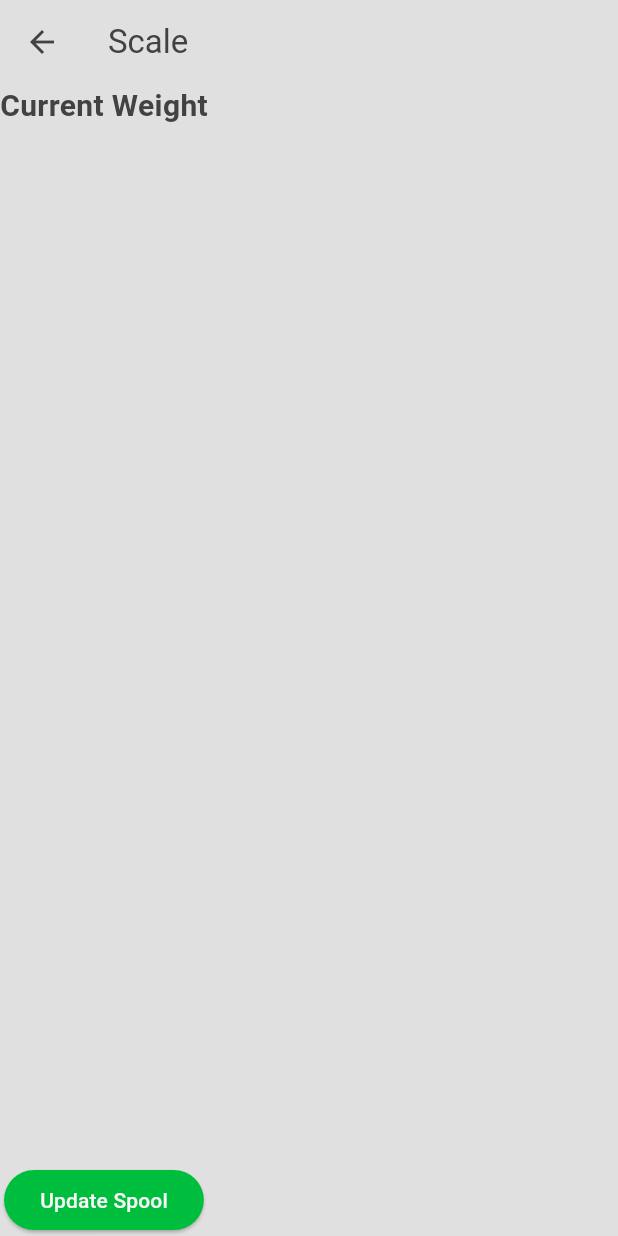
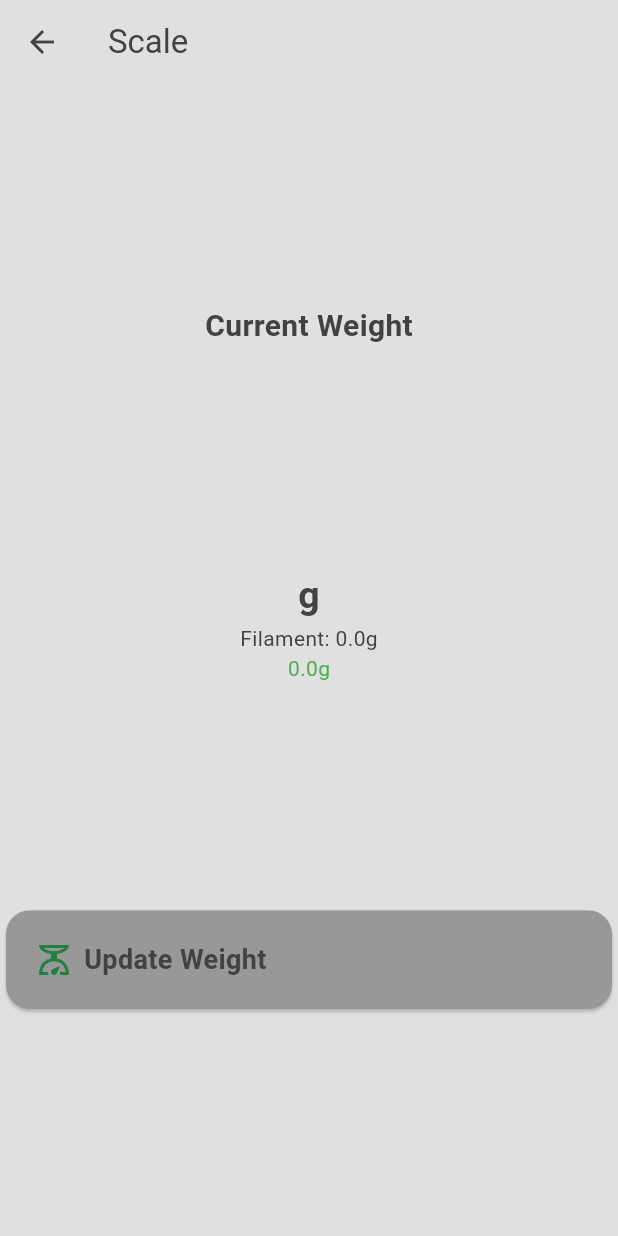
Before and after one commit to RosdasHH/bamscan, a Flutter app: the FilamentViewScreen screen opened directly with empty values, after a tap on "Weight", on a phone screen of 412 x 824 dp. Run offline on Flutter 3.47's test engine with Material 3 defaults, Android fonts, the phone set to English and light mode, and no system bars; our stand-ins replace flutter_blue_plus, flutter_secure_storage, flutter_svg, introduction_screen, material_design_icons_flutter, package_info_plus and 3 more; missing offline and left inert: fuzzy, mobile_scanner, nfc_manager; accounts and stored records are empty; network calls fail.

Commit message:
Assign Scale weight to bambuddy, autoconnect

```diff
--- a/lib/services/ble.dart
+++ b/lib/services/ble.dart
@@ -26,7 +26,7 @@ class Ble extends ChangeNotifier with WidgetsBindingObserver {
 
     controller.onListen = () {
       if (!FlutterBluePlus.isScanningNow) {
-        FlutterBluePlus.startScan(timeout: const Duration(seconds: 15), androidUsesFineLocation: true);
+        FlutterBluePlus.startScan(timeout: const Duration(seconds: 15), androidUsesFineLocation: true, withServices: [Guid("ffb0")]);
       }
 
       scanSub = FlutterBluePlus.onScanResults.listen((res) {
--- a/lib/widgets/filament_view.dart
+++ b/lib/widgets/filament_view.dart
@@ -1,14 +1,8 @@
-import 'dart:async';
-
 import 'package:auto_size_text/auto_size_text.dart';
-import 'package:bamscan/animation/ble_animation.dart';
-import 'package:bamscan/classes/scale.dart';
 import 'package:bamscan/classes/spool.dart';
 import 'package:bamscan/helper/showsnackbar.dart';
 import 'package:bamscan/provider/available_filaments.dart';
-import 'package:bamscan/services/ble.dart';
 import 'package:bamscan/services/device_capabilities.dart';
-import 'package:bamscan/services/scale_service.dart';
 import 'package:bamscan/theme/app_theme.dart';
 import 'package:bamscan/utils/ams_number_letter.dart';
 import 'package:bamscan/utils/color.dart';
@@ -18,6 +12,7 @@ import 'package:bamscan/widgets/button.dart';
 import 'package:bamscan/widgets/infocard.dart';
 import 'package:bamscan/widgets/nfc_read_page.dart';
 import 'package:bamscan/widgets/qrscan.dart';
+import 'package:bamscan/widgets/scale_screen.dart';
 import 'package:bamscan/widgets/textinput.dart';
 import 'package:flutter/material.dart';
 import 'package:material_design_icons_flutter/material_design_icons_flutter.dart';
@@ -34,11 +29,6 @@ class FilamentView extends StatefulWidget {
 }
 
 class FilamentViewState extends State<FilamentView> {
-  @override
-  void initState() {
-    super.initState();
-  }
-
   @override
   Widget build(BuildContext context) {
     final spools = context.watch<AvailableFilaments>();
@@ -92,7 +82,7 @@ class FilamentViewState extends State<FilamentView> {
               title: "Weight",
               value: "${spool.labelWeight - spool.weightUsed}/${spool.labelWeight}",
               progress: (spool.labelWeight - spool.weightUsed) / spool.labelWeight,
-              more: WeightMeasure(),
+              more: WeightMeasure(spool: spool),
             ),
             Divider(height: 5, indent: 20, endIndent: 20),
             InfoCard(
@@ -164,67 +154,6 @@ class FilamentViewState extends State<FilamentView> {
           ],
         ),
       ),
-    );
-  }
-}
-
-class WeightMeasure extends StatefulWidget {
-  const WeightMeasure({super.key});
-
-  @override
-  State<WeightMeasure> createState() => _WeightMeasureState();
-}
-
-class _WeightMeasureState extends State<WeightMeasure> {
-  StreamSubscription? sub;
-  Scale? scale;
-  @override
-  void initState() {
-    super.initState();
-    Ble().connect();
-    sub = ScaleService().stream.listen((value) {
-      setState(() {
-        scale = value;
-      });
-    });
-  }
-
-  @override
-  void dispose() {
-    sub?.cancel();
-    super.dispose();
-  }
-
-  @override
-  Widget build(BuildContext context) {
-    final ble = context.watch<Ble>();
-    return Scaffold(
-      appBar: AppBar(title: Text("Scale")),
-      body: ble.isConnecting
-          ? ScaleLoading()
-          : Column(
-              mainAxisSize: MainAxisSize.max,
-              mainAxisAlignment: MainAxisAlignment.spaceBetween,
-              crossAxisAlignment: CrossAxisAlignment.center,
-              children: [
-                Text("Current Weight", style: TextStyle(fontWeight: FontWeight.bold, fontSize: 20)),
-                Text(scale?.weight.toString() ?? ""),
-                Button(onPressed: () {}, child: Text("Update Spool")),
-              ],
-            ),
-    );
-  }
-}
-
-class ScaleLoading extends StatelessWidget {
-  const ScaleLoading({super.key});
-
-  @override
-  Widget build(BuildContext context) {
-    return Column(
-      mainAxisSize: MainAxisSize.max,
-      mainAxisAlignment: MainAxisAlignment.center,
-      children: [Text("Connecting Scale"), BleAnimation(), Text("Please turn on your scale and let it connect.")],
     );
   }
 }
--- a/lib/widgets/infocard.dart
+++ b/lib/widgets/infocard.dart
@@ -15,6 +15,7 @@ class InfoCard extends StatefulWidget {
     this.spool,
     this.height = 70,
     this.subtitle,
+    this.disabled = false,
   });
   final IconData icon;
   final String title;
@@ -26,6 +27,7 @@ class InfoCard extends StatefulWidget {
   final String? apiname;
   final Spool? spool;
   final int height;
+  final bool disabled;
 
   @override
   State<InfoCard> createState() => _InfoCardState();
@@ -191,6 +193,16 @@ class _InfoCardState extends State<InfoCard> {
                       ),
                     ),
                   ),
+                  if (widget.disabled)
+                    Positioned.fill(
+                      child: ClipRRect(
+                        borderRadius: BorderRadius.circular(16),
+                        child: Align(
+                          alignment: Alignment.centerLeft,
+                          child: SizedBox(child: Container(color: context.appColor.primaryText.withValues(alpha: 0.5))),
+                        ),
+                      ),
+                    ),
                 ],
               ),
             ),
--- /dev/null
+++ b/lib/widgets/scale_screen.dart
@@ -0,0 +1,105 @@
+import 'dart:async';
+
+import 'package:bamscan/animation/ble_animation.dart';
+import 'package:bamscan/classes/scale.dart';
+import 'package:bamscan/classes/spool.dart';
+import 'package:bamscan/provider/available_filaments.dart';
+import 'package:bamscan/services/ble.dart';
+import 'package:bamscan/services/scale_service.dart';
+import 'package:bamscan/theme/app_theme.dart';
+import 'package:bamscan/widgets/infocard.dart';
+import 'package:flutter/material.dart';
+import 'package:provider/provider.dart';
+
+class WeightMeasure extends StatefulWidget {
+  const WeightMeasure({super.key, required this.spool});
+  final Spool spool;
+
+  @override
+  State<WeightMeasure> createState() => _WeightMeasureState();
+}
+
+class _WeightMeasureState extends State<WeightMeasure> {
+  StreamSubscription? sub;
+  Scale? scale;
+  @override
+  void initState() {
+    super.initState();
+    if (Ble().connectedDevice == null) Ble().connect();
+    sub = ScaleService().stream.listen((value) {
+      setState(() {
+        scale = value;
+      });
+    });
+  }
+
+  @override
+  void dispose() {
+    sub?.cancel();
+    super.dispose();
+  }
+
+  @override
+  Widget build(BuildContext context) {
+    final ble = context.watch<Ble>();
+    late double filamentWeight = 0.0;
+    late double weightDifference = 0.0;
+    if (!ble.isConnecting && ble.connectedDevice == null) {
+      ble.connect();
+    }
+    if (scale != null) {
+      filamentWeight = double.parse((scale!.weight - widget.spool.coreWeight).toStringAsFixed(1));
+      weightDifference = double.parse((filamentWeight - (widget.spool.labelWeight - widget.spool.weightUsed)).toStringAsFixed(1));
+    }
+    return Scaffold(
+      appBar: AppBar(title: Text("Scale")),
+      body: ble.isConnecting
+          ? ScaleLoading()
+          : Center(
+              child: Column(
+                mainAxisSize: MainAxisSize.max,
+                mainAxisAlignment: MainAxisAlignment.spaceEvenly,
+                crossAxisAlignment: CrossAxisAlignment.center,
+                children: [
+                  Text("Current Weight", style: TextStyle(fontWeight: FontWeight.bold, fontSize: 20)),
+                  Column(
+                    children: [
+                      Text("${scale?.weight.toString() ?? ""}g", style: TextStyle(fontSize: 25, fontWeight: FontWeight.bold)),
+                      Text("Filament: ${filamentWeight.toString()}g"),
+                      Text("${weightDifference.toString()}g", style: TextStyle(color: weightDifference >= 0 ? context.appColor.success : context.appColor.error)),
+                    ],
+                  ),
+                  InfoCard(
+                    title: "Update Weight",
+                    icon: Icons.scale_outlined,
+                    disabled: !(scale?.isStable ?? false),
+                    onTap: () async {
+                      if (scale?.weight == null) return;
+                      AvailableFilaments availableFilaments = context.read<AvailableFilaments>();
+                      await availableFilaments.patchSpool(widget.spool.id.toString(), {
+                        "weight_used": (widget.spool.labelWeight - filamentWeight).toString(),
+                        "last_weighed_at": DateTime.now().toString(),
+                      });
+                      if (!context.mounted) return;
+                      Navigator.pop(context);
+                    },
+                  ),
+                ],
+              ),
+            ),
+    );
+  }
+}
+
+class ScaleLoading extends StatelessWidget {
+  const ScaleLoading({super.key});
+
+  @override
+  Widget build(BuildContext context) {
+    return Column(
+      mainAxisSize: MainAxisSize.max,
+      mainAxisAlignment: MainAxisAlignment.center,
+      children: [Text("Connecting Scale"), BleAnimation(), Text("Please turn on your scale and let it connect.")],
+    );
+  }
+}
```
Also changed, not shown: lib/services/scale_service.dart (+6 -4 lines), lib/tabs/settings.dart (+16 -9 lines).
